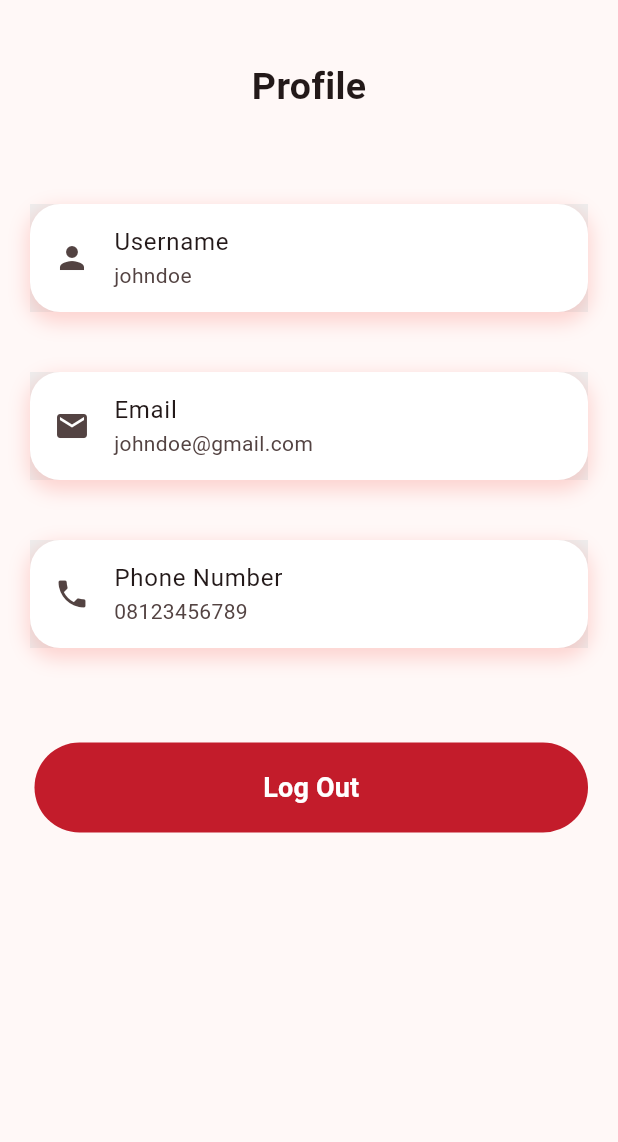
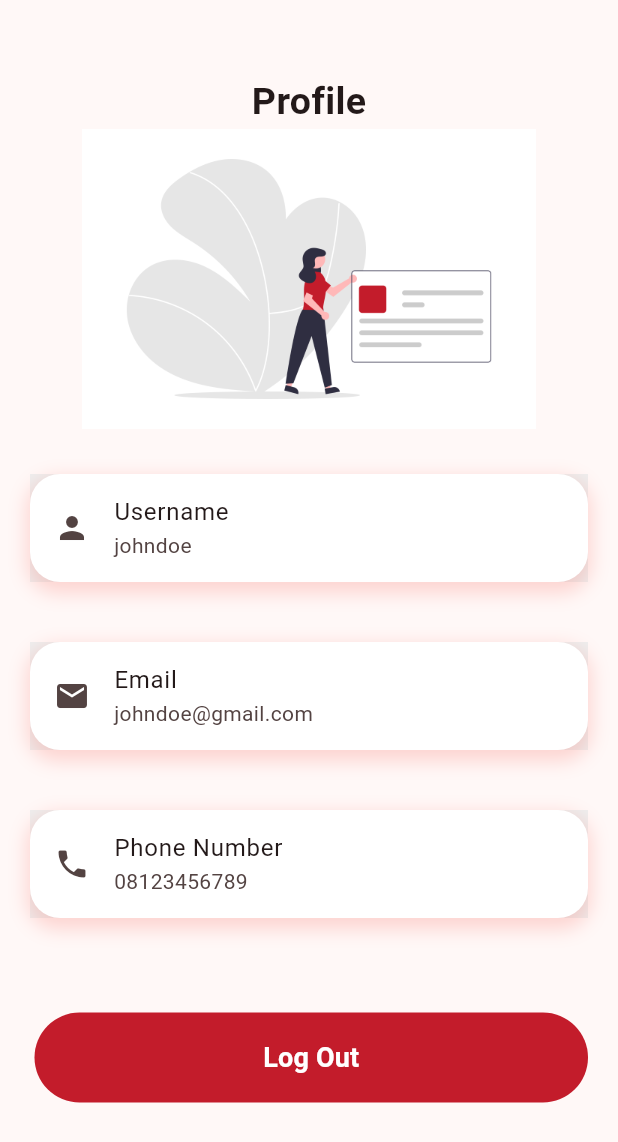
Before and after one commit to nadrzs/blood-nation-mobile, a Flutter app: the ProfilePage screen opened directly, on a phone screen of 412 x 824 dp. Shown: the top 1142 px of the screen. Run offline on Flutter 3.47's test engine with Material 3 defaults, Android fonts, the phone set to English and light mode, and no system bars; our stand-ins replace timeline_tile.

Commit message:
Add Image in Profile Page

```diff
--- a/blood_nation/lib/pages/profile.dart
+++ b/blood_nation/lib/pages/profile.dart
@@ -17,23 +17,29 @@ class _ProfilePageState extends State<ProfilePage> {
   @override
   Widget build(BuildContext context) {
     return Scaffold(
-        body: Padding(
+        body: SingleChildScrollView(
+          child: Padding(
                 padding: const EdgeInsets.all(20.0),
                 child: Column(
           children: [
-          const SizedBox(height: 20),
+            const SizedBox(height: 30),
             Text(
               "Profile",
               style: TextStyle(fontSize: 25, fontWeight: FontWeight.bold),
             ),
-          const SizedBox(height: 60),
+            Container(
+              padding: EdgeInsets.only(top: 50),
+              height: 200,
+              decoration: BoxDecoration(
+                  image: DecorationImage(
+                      image: AssetImage("assets/images/profile.png"),
+                      fit: BoxFit.fitHeight)),
+            ),
+            const SizedBox(height: 30),
             ItemProfile(
                 title: "Username", subtitle: username, iconData: Icons.person),
             SizedBox(height: 40),
-          ItemProfile(
-              title: "Email",
-              subtitle: email,
-              iconData: Icons.email),
+            ItemProfile(title: "Email", subtitle: email, iconData: Icons.email),
             SizedBox(height: 40),
             ItemProfile(
                 title: "Phone Number",
@@ -64,6 +70,7 @@ class _ProfilePageState extends State<ProfilePage> {
             ),
           ],
                 ),
+              ),
         ));
   }
 }
```
Also changed, not shown: blood_nation/assets/images/profile.png (added). Lines whose indentation alone changed are shown as unchanged.
